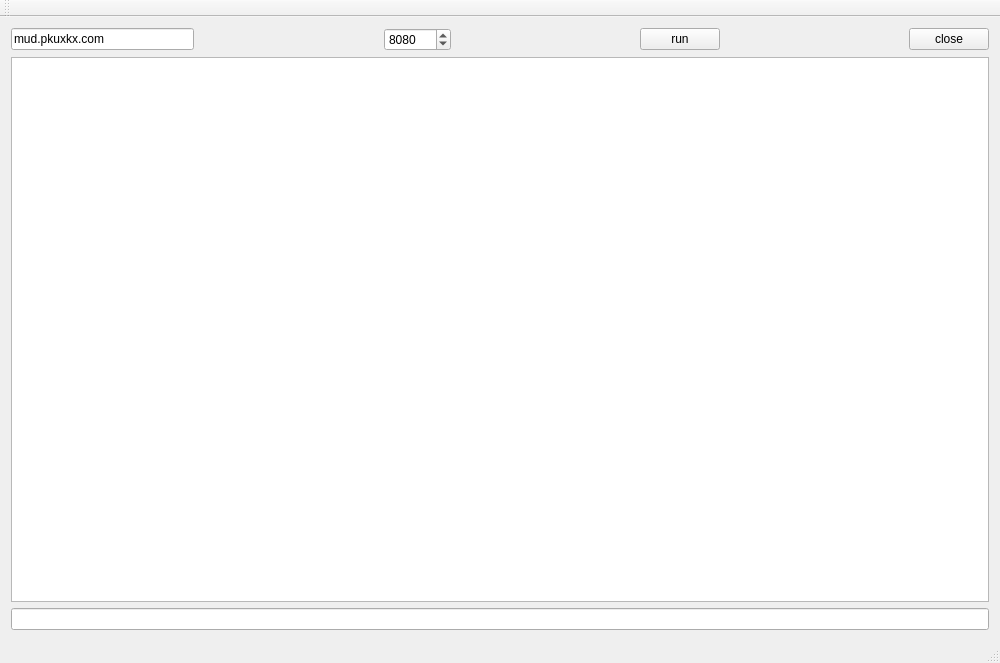
The window that mainwindow.ui (xxsmall/qt_telnet) describes before a commit, drawn with Qt 5.
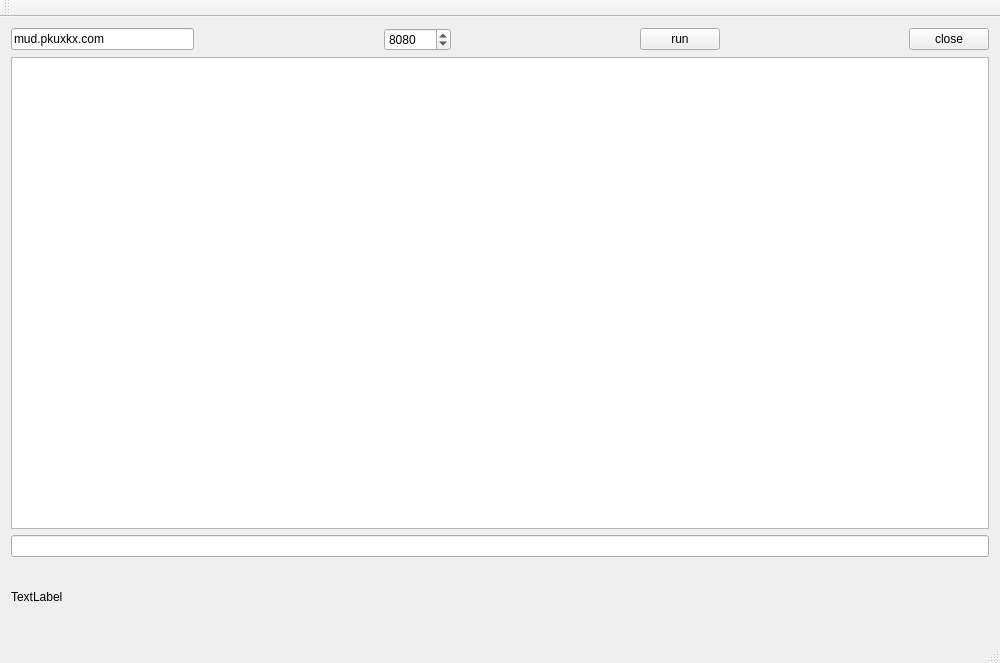
The same window after the commit.

What changed in the file:
```diff
--- a/mainwindow.ui
+++ b/mainwindow.ui
@@ -14,7 +14,7 @@
    <string>MainWindow</string>
   </property>
   <widget class="QWidget" name="centralWidget">
-   <layout class="QGridLayout" name="gridLayout">
+   <layout class="QGridLayout" name="gridLayout" rowstretch="10,70,10,10">
     <item row="2" column="0">
      <widget class="QLineEdit" name="lineEdit_input"/>
     </item>
@@ -105,6 +105,16 @@
       </property>
      </widget>
     </item>
+    <item row="3" column="0">
+     <widget class="QLabel" name="label_http">
+      <property name="enabled">
+       <bool>true</bool>
+      </property>
+      <property name="text">
+       <string>TextLabel</string>
+      </property>
+     </widget>
+    </item>
    </layout>
   </widget>
   <widget class="QMenuBar" name="menuBar">
```
